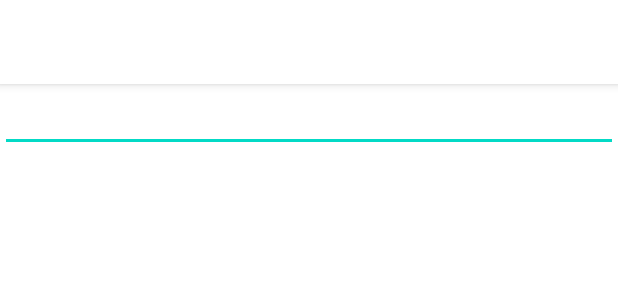
After one commit to seongjiko/DeepSeat_project, an Android app: the layout activity_writing.xml on its own in the app's theme, with its tools: preview values and no code run, on a phone screen of 412 x 824 dp. The commit adds this screen. Shown: the top 300 px of the screen. Run offline under Robolectric (Android 15) with nearby library versions, the phone set to English and light mode, and no system bars.

Commit message:
Feat: 글쓰기 작업

```diff
--- a/src/app/android/app/src/main/java/com/deepseat/ds/adapter/CommunityAdapter.kt
+++ b/src/app/android/app/src/main/java/com/deepseat/ds/adapter/CommunityAdapter.kt
@@ -19,8 +19,8 @@ import com.deepseat.ds.viewholder.CommunitySubViewHolder
 class CommunityAdapter(private val context: Context) :
     RecyclerView.Adapter<RecyclerView.ViewHolder>() {
 
-    private var rooms: ArrayList<Room> = ArrayList()
-    private var seats: HashMap<Int, ArrayList<Seat>> = HashMap()
+    var rooms: ArrayList<Room> = ArrayList()
+    var seats: HashMap<Int, ArrayList<Seat>> = HashMap()
     private var _data: ArrayList<Any> = ArrayList()
     private var expanded: Int = -1
     private var expandedID: Int = -1
--- a/src/app/android/app/src/main/java/com/deepseat/ds/adapter/CommunityListAdapter.kt
+++ b/src/app/android/app/src/main/java/com/deepseat/ds/adapter/CommunityListAdapter.kt
@@ -13,7 +13,7 @@ class CommunityListAdapter(private val context: Context) : RecyclerView.Adapter<
 
     var data: ArrayList<CommunityListVO> = ArrayList()
 
-    var onItemClickListener: ((clickedItem: ClickedItem, docID: Int) -> Unit)? = null
+    var onItemClickListener: ((clickedItem: ClickedItem, communityListVO: CommunityListVO) -> Unit)? = null
 
     override fun onCreateViewHolder(parent: ViewGroup, viewType: Int): RecyclerView.ViewHolder {
         return CommunityListViewHolder(
@@ -29,7 +29,7 @@ class CommunityListAdapter(private val context: Context) : RecyclerView.Adapter<
         holder.bind(data[position])
 
         holder.onClickListener = { clickedItem ->
-            this.onItemClickListener?.let { it(clickedItem, data[position].docId) }
+            this.onItemClickListener?.let { it(clickedItem, data[position]) }
         }
     }
 
--- a/src/app/android/app/src/main/java/com/deepseat/ds/api/service/DocumentService.kt
+++ b/src/app/android/app/src/main/java/com/deepseat/ds/api/service/DocumentService.kt
@@ -6,7 +6,11 @@ import retrofit2.http.*
 interface DocumentService {
 
     @POST("/doc/{roomID}/{seatID}")
-    fun writeDocument(@Path("roomID") roomID: Int, @Path("seatID") seatID: Int): Call<String>
+    fun writeDocument(
+        @Path("roomID") roomID: Int,
+        @Path("seatID") seatID: Int,
+        @Query("content") content: String
+    ): Call<String>
 
     @GET("/doc")
     fun getDocuments(): Call<String>
--- /dev/null
+++ b/src/app/android/app/src/main/res/layout/activity_writing.xml
@@ -0,0 +1,45 @@
+<?xml version="1.0" encoding="utf-8"?>
+<androidx.constraintlayout.widget.ConstraintLayout xmlns:android="http://schemas.android.com/apk/res/android"
+    xmlns:app="http://schemas.android.com/apk/res-auto"
+    xmlns:tools="http://schemas.android.com/tools"
+    android:layout_width="match_parent"
+    android:layout_height="match_parent"
+    tools:context=".activity.WritingActivity">
+
+    <com.google.android.material.appbar.AppBarLayout
+        android:id="@+id/abl_writing"
+        android:layout_width="0dp"
+        android:layout_height="?actionBarSize"
+        android:background="@color/bg_primary"
+        app:layout_constraintLeft_toLeftOf="parent"
+        app:layout_constraintRight_toRightOf="parent"
+        app:layout_constraintTop_toTopOf="parent">
+
+        <androidx.appcompat.widget.Toolbar
+            android:id="@+id/toolbar_writing"
+            android:layout_width="match_parent"
+            android:layout_height="?actionBarSize"
+            app:titleTextAppearance="@style/Toolbar.TitleText"
+            app:titleTextColor="@color/color_accent">
+
+        </androidx.appcompat.widget.Toolbar>
+
+    </com.google.android.material.appbar.AppBarLayout>
+
+    <ScrollView
+        android:layout_width="0dp"
+        android:layout_height="wrap_content"
+        app:layout_constraintLeft_toLeftOf="parent"
+        app:layout_constraintRight_toRightOf="parent"
+        app:layout_constraintTop_toBottomOf="@+id/abl_writing">
+
+        <EditText
+            android:id="@+id/edt_writing"
+            android:layout_width="match_parent"
+            android:layout_height="wrap_content">
+
+        </EditText>
+
+    </ScrollView>
+
+</androidx.constraintlayout.widget.ConstraintLayout>
```
Also changed, not shown: src/app/android/app/src/main/AndroidManifest.xml (+5 -2 lines), src/app/android/app/src/main/java/com/deepseat/ds/activity/WritingActivity.kt (added, +63 -0 lines), src/app/android/app/src/main/java/com/deepseat/ds/fragment/CommunityFragment.kt (+100 -8 lines), src/app/android/app/src/main/res/drawable-anydpi/ic_action_write.xml (added, +11 -0 lines), src/app/android/app/src/main/res/layout/fragment_community.xml (+13 -0 lines), src/app/android/app/src/main/res/menu/menu_writing.xml (added, +10 -0 lines), src/app/android/app/src/main/res/drawable-hdpi/ic_action_write.png (added), src/app/android/app/src/main/res/drawable-mdpi/ic_action_write.png (added), src/app/android/app/src/main/res/drawable-xhdpi/ic_action_write.png (added), src/app/android/app/src/main/res/drawable-xxhdpi/ic_action_write.png (added).
